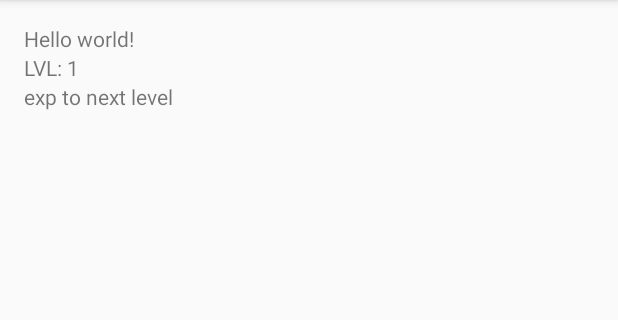
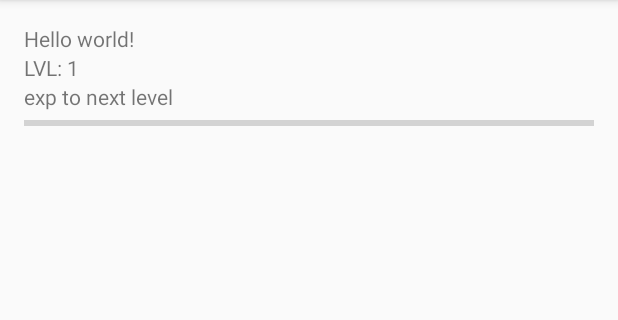
Before and after one commit to gardyna/WalkerAppGame, an Android app: the screen it shows after launch (StepCount), on a phone screen of 412 x 824 dp, the part 84-404 px from its top. Run offline under Robolectric (Android 15) with nearby library versions, the light colour scheme and no system bars.

Commit message:
showing progress bar to next level

```diff
--- a/app/src/main/java/com/ru/andr/walkinggame/StepCount.java
+++ b/app/src/main/java/com/ru/andr/walkinggame/StepCount.java
@@ -9,6 +9,7 @@ import android.support.v7.app.AppCompatActivity;
 import android.os.Bundle;
 import android.view.Menu;
 import android.view.MenuItem;
+import android.widget.ProgressBar;
 import android.widget.TextView;
 
 public class StepCount extends AppCompatActivity implements SensorEventListener {
@@ -16,6 +17,7 @@ public class StepCount extends AppCompatActivity implements SensorEventListener
     private TextView textView;
     private TextView levelText;
     private TextView nextLevelText;
+    private ProgressBar levelProgress;
 
     private SensorManager mSenssorManager;
 
@@ -35,6 +37,7 @@ public class StepCount extends AppCompatActivity implements SensorEventListener
         textView = (TextView)findViewById(R.id.textview);
         levelText = (TextView)findViewById(R.id.leveltext);
         nextLevelText = (TextView)findViewById(R.id.tonextlevel);
+        levelProgress = (ProgressBar)findViewById(R.id.progressBar);
 
         mSenssorManager = (SensorManager)getSystemService(Context.SENSOR_SERVICE);
         mStepDetectorSensor = mSenssorManager.getDefaultSensor(Sensor.TYPE_STEP_DETECTOR);
@@ -101,6 +104,8 @@ public class StepCount extends AppCompatActivity implements SensorEventListener
             mStepsTaken = value;
             levelText.setText("LVL: " + player.getLevel());
             nextLevelText.setText("EXP to LVL: " + player.getExpToNextLevel());
+            levelProgress.setMax(player.getExpToNextLevel());
+            levelProgress.setProgress(player.getEXP());
 
         }/*else if (sensor.getType() == Sensor.TYPE_STEP_DETECTOR){
             textView.setText("Step detector detected : " + value);
--- a/app/src/main/res/layout/activity_step_count.xml
+++ b/app/src/main/res/layout/activity_step_count.xml
@@ -25,4 +25,13 @@
         android:layout_below="@+id/leveltext"
         android:layout_alignParentStart="true" />
 
+    <ProgressBar
+        style="?android:attr/progressBarStyleHorizontal"
+        android:layout_width="wrap_content"
+        android:layout_height="wrap_content"
+        android:id="@+id/progressBar"
+        android:layout_alignParentStart="true"
+        android:layout_below="@+id/tonextlevel"
+        android:layout_alignParentEnd="true" />
+
 </RelativeLayout>
```
